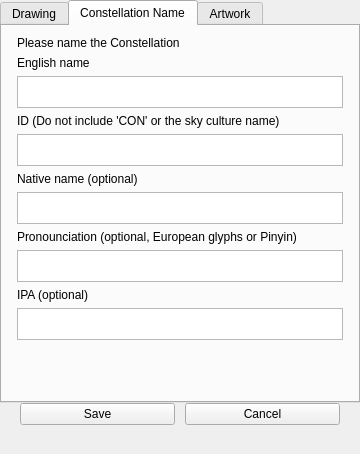
The window that plugins/SkyCultureMaker/src/gui/scmConstellationDialog.ui (Stellarium/stellarium) describes before a commit, drawn with Qt 5.
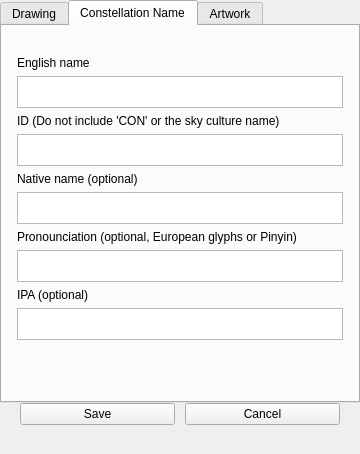
The same window after the commit. The open tabs and pages were chosen to show the change. Icons and pictures are not drawn. Custom widgets are drawn as their Qt base class.

Commit message: add button for drawing dark constellations

Patch:
```diff
--- a/plugins/SkyCultureMaker/src/gui/scmConstellationDialog.ui
+++ b/plugins/SkyCultureMaker/src/gui/scmConstellationDialog.ui
@@ -128,9 +128,6 @@
        </property>
        <item>
         <widget class="QLabel" name="labelsTitle">
-         <property name="text">
-          <string>Please name the Constellation</string>
-         </property>
         </widget>
        </item>
        <item>
```
The commit also changes 9 other files.
